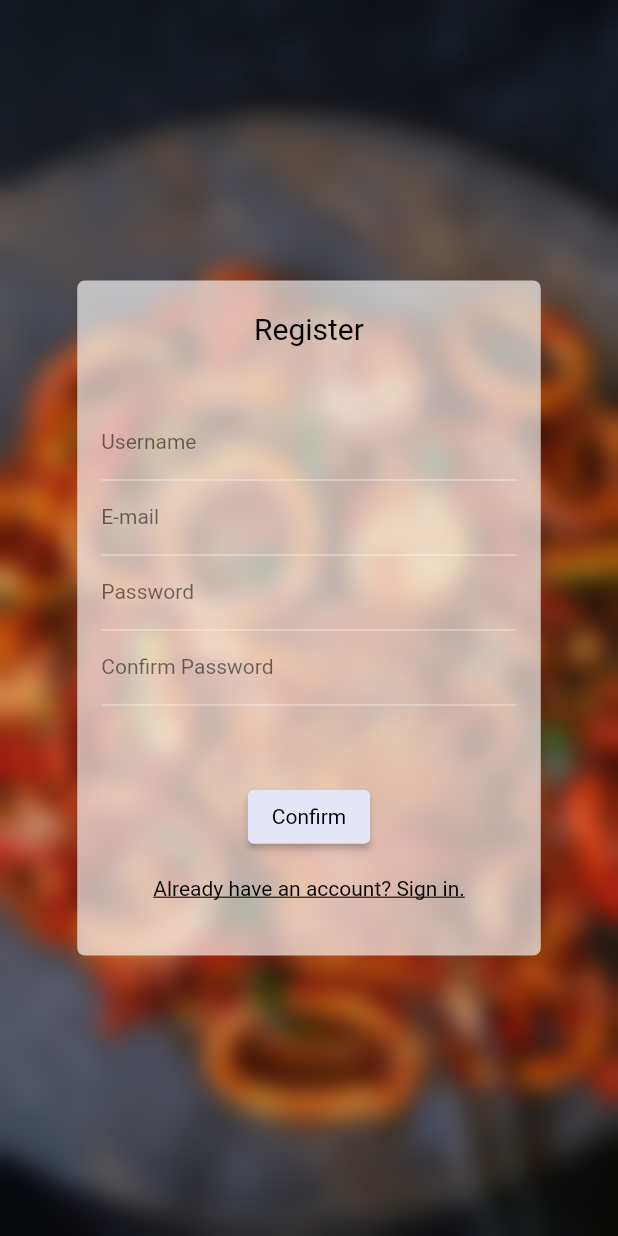
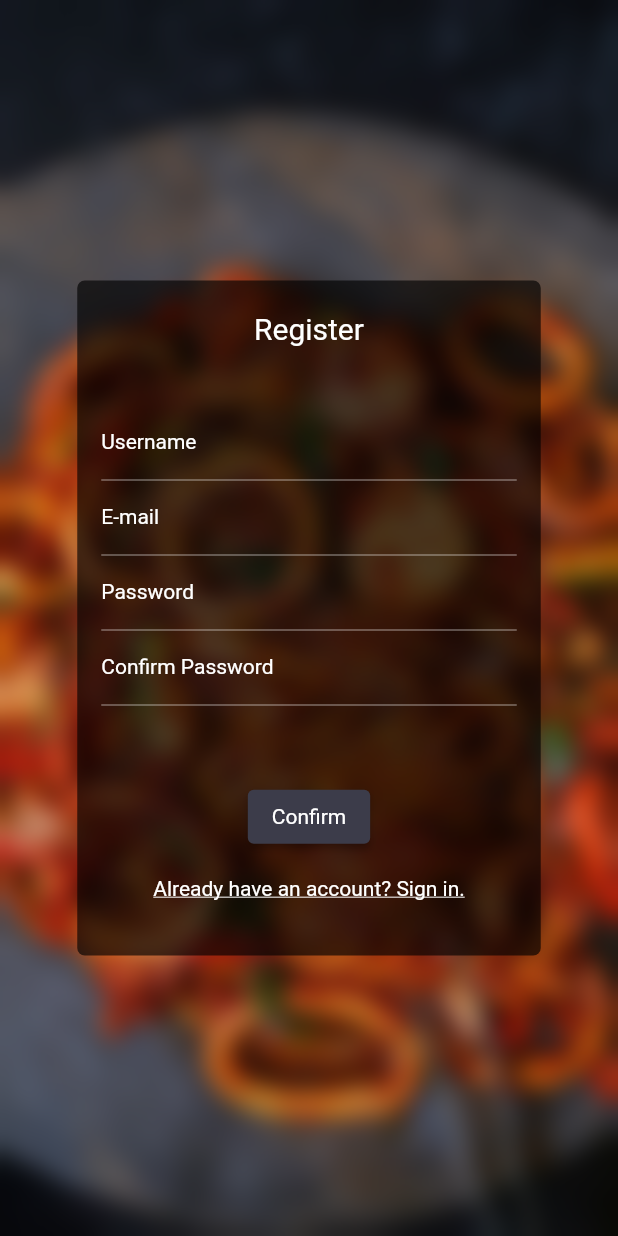
Before and after one commit to imranZMiko/Eten, a Flutter app: the RegisterScreen screen opened by its route, on a phone screen of 412 x 824 dp. Run offline on Flutter 3.47's test engine with Material 2 defaults, Android fonts, the light colour scheme and no system bars; missing offline and left inert: day_night_switcher.

Commit message:
Fixed dark theme in favorite screen when logged out, register screen and log in screen

```diff
--- a/lib/main.dart
+++ b/lib/main.dart
@@ -36,7 +36,6 @@ class MyApp extends StatelessWidget {
             Color(0xFF000000),
           ),
         ),
-        //0xFFe4e5f6
         primaryColor: MaterialColor(
           0xFF9FC5F8,
           ColorGenerator.getSwatch(
--- a/lib/widgets/authentication_card.dart
+++ b/lib/widgets/authentication_card.dart
@@ -1,6 +1,8 @@
 import 'package:flutter/material.dart';
 import 'package:eten/widgets/authentication_fields.dart';
 import 'package:flutter/rendering.dart';
+import 'package:provider/provider.dart';
+import 'package:eten/providers/themeProvider.dart';
 
 class AuthCard extends StatelessWidget {
   const AuthCard(
@@ -23,7 +25,9 @@ class AuthCard extends StatelessWidget {
     final deviceSize = MediaQuery.of(context).size;
     return Card(
       shadowColor: Colors.transparent,
-      color: Color.fromRGBO(255, 255, 255, 0.65),
+      color: Provider.of<ThemeInfo>(context).chosenTheme == ThemeMode.light
+          ? Color.fromRGBO(255, 255, 255, 0.65)
+          : Color.fromRGBO(0, 0, 0, 0.65),
       shape: RoundedRectangleBorder(
         borderRadius: BorderRadius.circular(5.0),
       ),
@@ -41,7 +45,10 @@ class AuthCard extends StatelessWidget {
               Text(
                 topText,
                 style: TextStyle(
-                  color: Colors.black,
+                  color: Provider.of<ThemeInfo>(context).chosenTheme ==
+                          ThemeMode.light
+                      ? Colors.black
+                      : Colors.white,
                   fontSize: 20,
                 ),
               ),
@@ -64,13 +71,21 @@ class AuthCard extends StatelessWidget {
               ),
               ElevatedButton(
                 style: ElevatedButton.styleFrom(
-                  primary: Color(0xFFe4e5f6),
+                  primary: Provider.of<ThemeInfo>(context).chosenTheme ==
+                      ThemeMode.light
+                      ? Color(0xFFe4e5f6)
+                      : Color(0xFF3c3c4a),
                 ),
                 onPressed: () {},
                 child: Text(
                   buttonText,
                   style: TextStyle(
-                      fontWeight: FontWeight.normal, color: Colors.black),
+                    fontWeight: FontWeight.normal,
+                    color: Provider.of<ThemeInfo>(context).chosenTheme ==
+                            ThemeMode.light
+                        ? Colors.black
+                        : Colors.white,
+                  ),
                 ),
               ),
               if (textButtonText != null)
@@ -79,7 +94,10 @@ class AuthCard extends StatelessWidget {
                   child: Text(
                     textButtonText,
                     style: TextStyle(
-                      color: Colors.black,
+                      color: Provider.of<ThemeInfo>(context).chosenTheme ==
+                              ThemeMode.light
+                          ? Colors.black
+                          : Colors.white,
                       fontSize: 14,
                       fontWeight: FontWeight.normal,
                       decoration: TextDecoration.underline,
--- a/lib/widgets/authentication_fields.dart
+++ b/lib/widgets/authentication_fields.dart
@@ -1,4 +1,6 @@
 import 'package:flutter/material.dart';
+import 'package:provider/provider.dart';
+import 'package:eten/providers/themeProvider.dart';
 
 class Authfield extends StatelessWidget {
   const Authfield({required this.formText, Key? key}) : super(key: key);
@@ -9,7 +11,12 @@ class Authfield extends StatelessWidget {
     return TextFormField(
       decoration: InputDecoration(
         labelText: formText,
-        labelStyle: TextStyle(fontSize: 14, color: Colors.black54),
+        labelStyle: TextStyle(
+            fontSize: 14,
+            color:
+                Provider.of<ThemeInfo>(context).chosenTheme == ThemeMode.light
+                    ? Colors.black
+                    : Colors.white),
       ),
       onSaved: (value) {},
       obscureText: formText == 'Password' ||
```
Also changed, not shown: lib/screens/favorites_logged_out.dart (+17 -4 lines).
